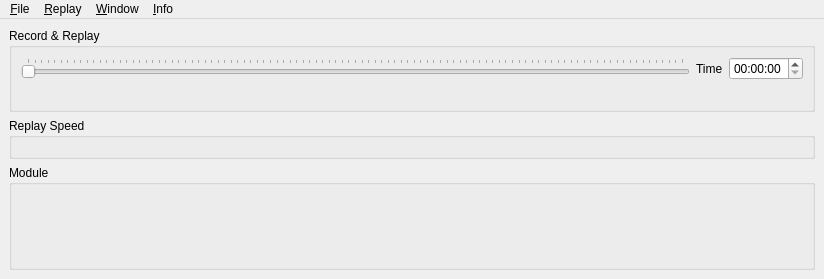
Old version of the form src/UserInterface/src/MainWindow.ui in the repository till213/SkyDolly.
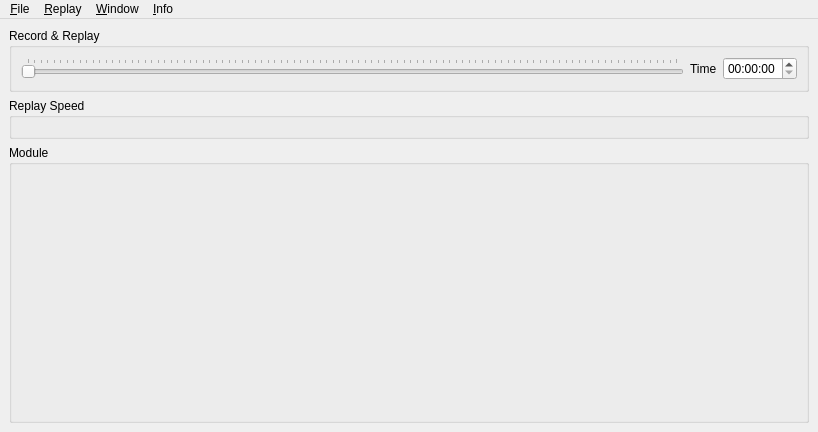
New version of the form. Icons and pictures are not drawn.

Commit message: Add spacer at end of control elements

The edit to the form file:
```diff
--- a/src/UserInterface/src/MainWindow.ui
+++ b/src/UserInterface/src/MainWindow.ui
@@ -6,8 +6,8 @@
    <rect>
     <x>0</x>
     <y>0</y>
-    <width>824</width>
-    <height>279</height>
+    <width>818</width>
+    <height>432</height>
    </rect>
   </property>
   <property name="sizePolicy">
@@ -103,21 +103,7 @@
           </layout>
          </item>
          <item>
-          <layout class="QHBoxLayout" name="controlButtonLayout">
-           <item>
-            <spacer name="horizontalSpacer">
-             <property name="orientation">
-              <enum>Qt::Horizontal</enum>
-             </property>
-             <property name="sizeHint" stdset="0">
-              <size>
-               <width>40</width>
-               <height>20</height>
-              </size>
-             </property>
-            </spacer>
-           </item>
-          </layout>
+          <layout class="QHBoxLayout" name="controlButtonLayout"/>
          </item>
         </layout>
        </item>
@@ -167,8 +153,8 @@
     <rect>
      <x>0</x>
      <y>0</y>
-     <width>824</width>
-     <height>22</height>
+     <width>818</width>
+     <height>21</height>
     </rect>
    </property>
    <widget class="QMenu" name="fileMenu">
```
The commit also changes 2 other files.
